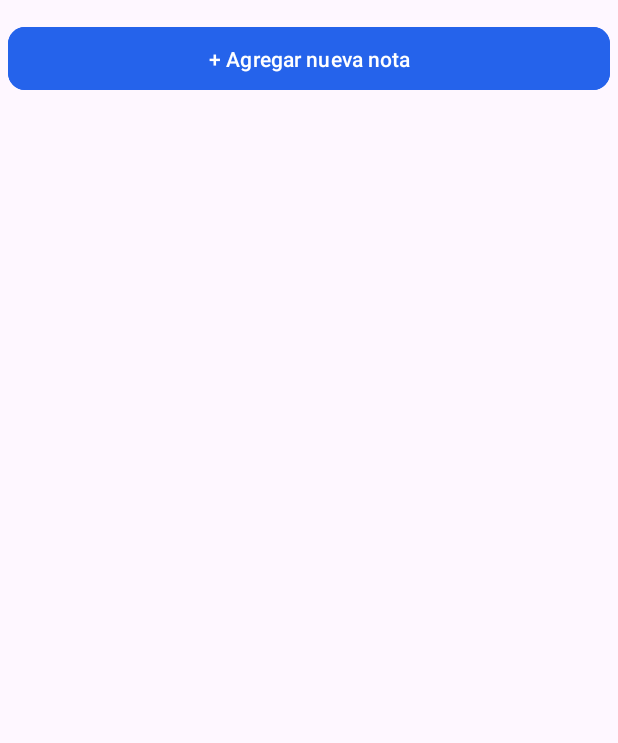
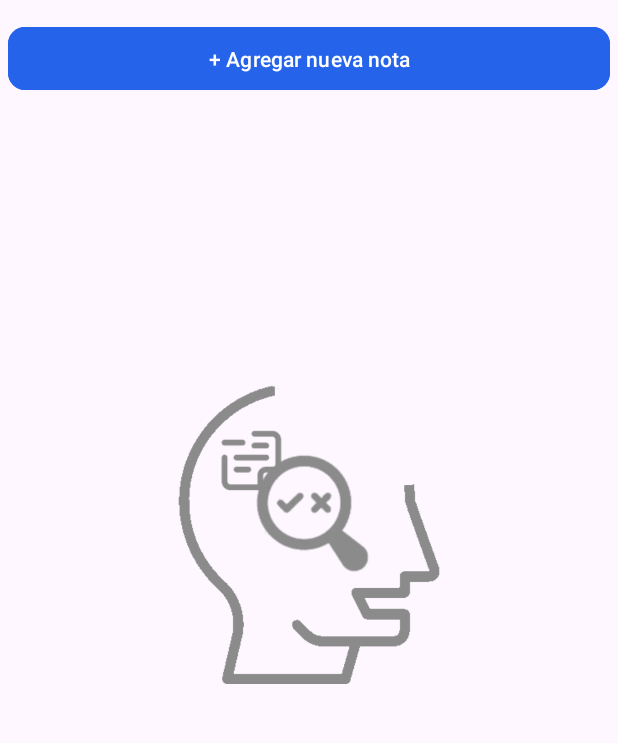
Before and after one commit to TJMolina/AndroidTalkMy, an Android app: the screen it shows after launch (MainActivity), on a phone screen of 412 x 824 dp, the part 84-827 px from its top. Run offline under Robolectric (Android 15) with nearby library versions, the light colour scheme and no system bars; our stand-ins replace Dagger/Hilt's generated code, Room's generated code; libraries missing offline, so code that uses them is left out: com.orhanobut.logger; 2 statements that could not run were skipped.

Commit message:
alpha 1.1 - correccion de errores. Url, EditTask, HtmlTostring

```diff
--- a/app/src/main/java/com/tjm/talkmy/ui/taskEdit/ConfigsViewModel.kt
+++ b/app/src/main/java/com/tjm/talkmy/ui/taskEdit/ConfigsViewModel.kt
@@ -119,6 +119,7 @@ class ConfigsViewModel @Inject constructor(
             nota = text,
             fecha = fecha ?: taskBeingEditing.fecha
         )
+        taskBeingEditing = Task(nota="")
         CoroutineScope(Dispatchers.IO).launch {
             uploadTaskUseCasea(auxtask)
         }
--- a/app/src/main/java/com/tjm/talkmy/ui/taskEdit/dialogs/UrlDialog.kt
+++ b/app/src/main/java/com/tjm/talkmy/ui/taskEdit/dialogs/UrlDialog.kt
@@ -5,6 +5,7 @@ import android.graphics.Color
 import android.graphics.drawable.ColorDrawable
 import android.os.Bundle
 import androidx.fragment.app.DialogFragment
+import com.orhanobut.logger.Logger
 import com.tjm.talkmy.databinding.DialogInsertUrlBinding
 import com.tjm.talkmy.ui.core.extensions.isURL
 import dagger.hilt.android.AndroidEntryPoint
@@ -37,7 +38,7 @@ class UrlDialog : DialogFragment() {
             dismiss()
         }
         binding.btnGetTextFromUrl.setOnClickListener {
-            val url = binding.edUrl.text.toString()
+            val url = binding.edUrl.text.toString().trim()
             if (url.isNotBlank()) {
                 if (url.isURL()) {
                     functions.searchUrl(url)
--- a/app/src/main/java/com/tjm/talkmy/ui/tasks/TaskListFragment.kt
+++ b/app/src/main/java/com/tjm/talkmy/ui/tasks/TaskListFragment.kt
@@ -1,24 +1,26 @@
 package com.tjm.talkmy.ui.tasks
 
 import android.os.Bundle
-import android.os.Parcelable
 import android.view.LayoutInflater
 import android.view.Menu
 import android.view.MenuInflater
 import android.view.MenuItem
 import android.view.View
 import android.view.ViewGroup
-import android.widget.EditText
 import androidx.core.view.MenuHost
 import androidx.core.view.MenuProvider
 import androidx.fragment.app.Fragment
 import androidx.fragment.app.viewModels
+import androidx.lifecycle.lifecycleScope
 import androidx.navigation.fragment.findNavController
 import androidx.recyclerview.widget.LinearLayoutManager
 import com.tjm.talkmy.R
 import com.tjm.talkmy.databinding.FragmentTasksListBinding
 import com.tjm.talkmy.ui.tasks.adapter.TaskAdapter
 import dagger.hilt.android.AndroidEntryPoint
+import kotlinx.coroutines.Dispatchers
+import kotlinx.coroutines.launch
+import kotlinx.coroutines.withContext
 
 
 @AndroidEntryPoint
@@ -46,6 +48,19 @@ class TasksListFragment : Fragment() {
         initRecyclerView()
         initMenu()
         initListeners()
+        observeHasTasks()
+    }
+
+    private fun observeHasTasks() {
+        lifecycleScope.launch(Dispatchers.IO) {
+            tasksListViewModel.haveTaskState.collect {
+                withContext(Dispatchers.Main) {
+                    binding.ivNoTasks.apply {
+                        visibility = if (it) View.GONE else View.VISIBLE
+                    }
+                }
+            }
+        }
     }
 
     private fun initMenu() {
@@ -61,6 +76,7 @@ class TasksListFragment : Fragment() {
                         )
                         true
                     }
+
                     else -> false
                 }
             }
@@ -70,7 +86,7 @@ class TasksListFragment : Fragment() {
     private fun initListeners() {
         binding.btnAddNota.setOnClickListener {
             findNavController().navigate(
-                TasksListFragmentDirections.actionTasksListFragmentToEditTaskFragment(null,null)
+                TasksListFragmentDirections.actionTasksListFragmentToEditTaskFragment(null, null)
             )
         }
     }
@@ -91,7 +107,7 @@ class TasksListFragment : Fragment() {
         tasksListViewModel.getLocalTasks(taskAdapter)
     }
 
-    private fun editTask(id: String, task:String) {
+    private fun editTask(id: String, task: String) {
         findNavController().navigate(
             TasksListFragmentDirections.actionTasksListFragmentToEditTaskFragment(id, task)
         )
--- a/app/src/main/java/com/tjm/talkmy/ui/tasks/TasksListViewModel.kt
+++ b/app/src/main/java/com/tjm/talkmy/ui/tasks/TasksListViewModel.kt
@@ -4,14 +4,12 @@ import android.annotation.SuppressLint
 import androidx.lifecycle.ViewModel
 import androidx.lifecycle.viewModelScope
 import com.orhanobut.logger.Logger
-import com.tjm.talkmy.domain.models.Task
 import com.tjm.talkmy.domain.useCases.DeleteTaskUseCase
 import com.tjm.talkmy.domain.useCases.getTasksUseCase
 import com.tjm.talkmy.ui.tasks.adapter.TaskAdapter
 import dagger.hilt.android.lifecycle.HiltViewModel
 import kotlinx.coroutines.Dispatchers
 import kotlinx.coroutines.flow.MutableStateFlow
-import kotlinx.coroutines.flow.first
 import kotlinx.coroutines.launch
 import kotlinx.coroutines.withContext
 import javax.inject.Inject
@@ -22,32 +20,31 @@ class TasksListViewModel @Inject constructor(
     private val deleteTaskUseCase: DeleteTaskUseCase
 ) :
     ViewModel() {
-    var recivedTask = mutableListOf<Task>()
-    var _recivedTask = MutableStateFlow(TasksState())
-
+    val haveTaskState = MutableStateFlow(false)
     @SuppressLint("NotifyDataSetChanged")
     fun getLocalTasks(taskAdapter: TaskAdapter) {
         viewModelScope.launch(Dispatchers.IO) {
             getTasksUseCase().collect { newTasks ->
                 if (newTasks.isNullOrEmpty()) {
                     withContext(Dispatchers.Main) {
-                        _recivedTask.value = TasksState(error = "Ha ocurrido un error")
+                        Logger.d("ha ocurrido un error.")
                     }
+                    haveTaskState.value = false
                 } else {
+                    haveTaskState.value = true
                     val currentTasks = taskAdapter.taskList
                     val newSize = newTasks.size
                     val currentSize = currentTasks.size
 
                     if (newSize > currentSize) {
                         if (newSize - currentSize > 1 && currentSize > 1) {
-                            Logger.d("Se añadió una nota")
+                            taskAdapter.taskList.add(newTasks[newSize - 1])
                             withContext(Dispatchers.Main) {
-                                taskAdapter.taskList.add(newTasks[newSize - 1])
                                 taskAdapter.notifyItemInserted(newSize - 1)
                             }
                         } else {
+                            taskAdapter.taskList = newTasks.toMutableList()
                             withContext(Dispatchers.Main) {
-                                taskAdapter.taskList = newTasks.toMutableList()
                                 taskAdapter.notifyDataSetChanged()
                             }
                         }
--- a/app/src/main/res/layout/fragment_tasks_list.xml
+++ b/app/src/main/res/layout/fragment_tasks_list.xml
@@ -3,8 +3,26 @@
     xmlns:app="http://schemas.android.com/apk/res-auto"
     xmlns:tools="http://schemas.android.com/tools"
     android:layout_width="match_parent"
+    android:layout_height="match_parent">
+<ImageView
+    android:id="@+id/ivNoTasks"
+    android:layout_width="200dp"
+    android:layout_height="200dp"
+    app:layout_constraintTop_toTopOf="parent"
+    app:layout_constraintEnd_toEndOf="parent"
+    app:layout_constraintStart_toStartOf="parent"
+    app:layout_constraintBottom_toBottomOf="parent"
+    android:src="@drawable/falta_nota_talkmy"
+    android:scaleType="fitCenter"
+    />
+    <androidx.constraintlayout.widget.ConstraintLayout
+        android:layout_width="0dp"
         android:layout_height="wrap_content"
-    tools:context=".ui.tasks.TasksListFragment">
+        tools:context=".ui.tasks.TasksListFragment"
+        app:layout_constraintTop_toTopOf="parent"
+        app:layout_constraintStart_toStartOf="parent"
+        app:layout_constraintEnd_toEndOf="parent"
+        >
 
         <ScrollView
             android:layout_width="0dp"
@@ -25,10 +43,9 @@
         <com.google.android.material.appbar.AppBarLayout
             android:layout_width="match_parent"
             android:layout_height="?attr/actionBarSize"
-        app:layout_constraintTop_toTopOf="parent"
             app:layout_constraintEnd_toEndOf="parent"
             app:layout_constraintStart_toStartOf="parent"
-        >
+            app:layout_constraintTop_toTopOf="parent">
 
             <com.google.android.material.appbar.MaterialToolbar
                 android:id="@+id/topAppBarTaskList"
@@ -41,6 +58,7 @@
                 app:titleTextColor="@color/white" />
 
         </com.google.android.material.appbar.AppBarLayout>
+
         <Button
             android:id="@+id/btnAddNota"
             style="@style/circleButton"
@@ -65,3 +83,4 @@
             app:layout_constraintBottom_toBottomOf="parent"
             app:layout_constraintTop_toBottomOf="@id/btnAddNota" />
     </androidx.constraintlayout.widget.ConstraintLayout>
+</androidx.constraintlayout.widget.ConstraintLayout>
```
Also changed, not shown: app/src/main/java/com/tjm/talkmy/ui/core/extensions/string.kt (+2 -5 lines), app/src/main/java/com/tjm/talkmy/ui/taskEdit/EditTaskFragment.kt (+16 -6 lines), app/src/main/res/layout/fragment_task_list.xml (deleted, +0 -14 lines), app/src/main/res/drawable/falta_nota_talkmy.webp (added). Lines whose indentation alone changed are shown as unchanged.
